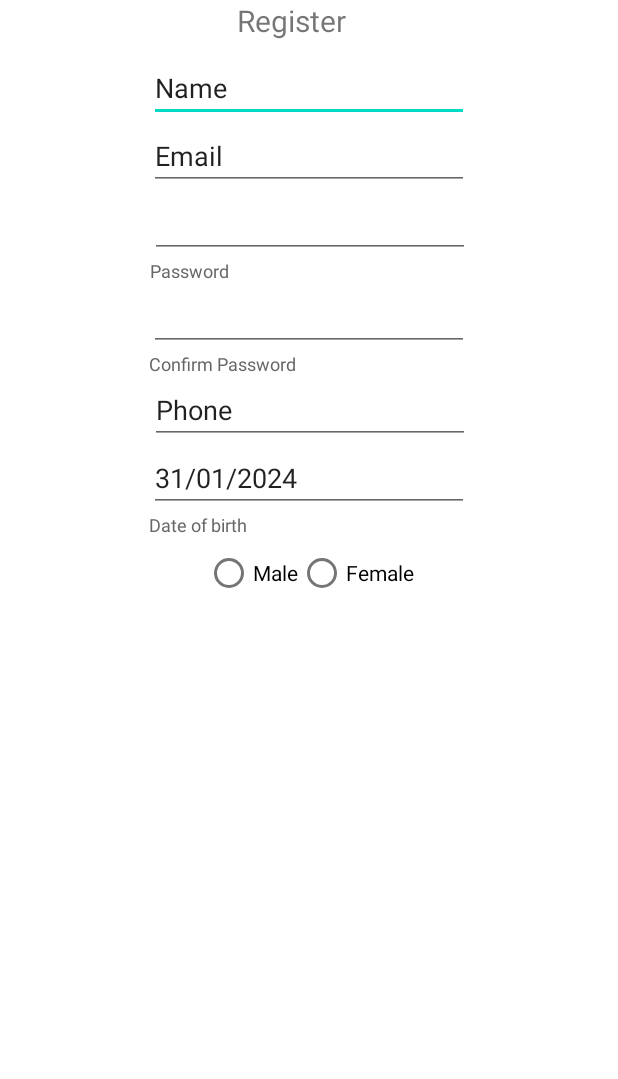
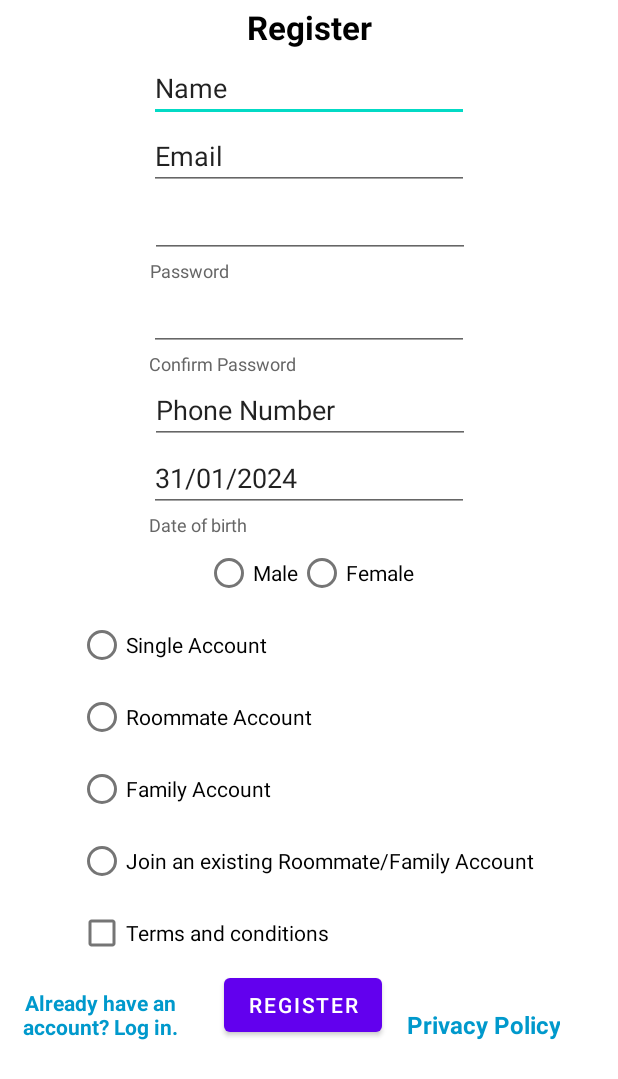
Before and after one commit to palauzov/Grocery-Notifier-App, an Android app: the layout activity_register.xml on its own in the app's theme, with its tools: preview values and no code run, on a phone screen of 412 x 824 dp. Shown: the top 1079 px of the screen. Run offline under Robolectric (Android 15) with nearby library versions, the phone set to English and light mode, and no system bars.

Commit message:
Finished the register window

```diff
--- a/app/src/main/res/layout/activity_register.xml
+++ b/app/src/main/res/layout/activity_register.xml
@@ -11,7 +11,10 @@
         android:layout_width="96dp"
         android:layout_height="36dp"
         android:text="Register"
-        android:textSize="20sp"
+        android:textSize="22sp"
+        android:gravity="center"
+        android:textStyle="bold"
+        android:textColor="@color/black"
         app:layout_constraintEnd_toEndOf="parent"
         app:layout_constraintStart_toStartOf="parent"
         app:layout_constraintTop_toTopOf="parent" />
@@ -21,8 +24,8 @@
         android:layout_width="wrap_content"
         android:layout_height="wrap_content"
         android:ems="10"
+        android:inputType="textEmailAddress"
         android:text="Name"
-        android:inputType="textEmailAddress"
         app:layout_constraintEnd_toEndOf="parent"
         app:layout_constraintStart_toStartOf="parent"
         app:layout_constraintTop_toBottomOf="@+id/textView" />
@@ -32,8 +35,8 @@
         android:layout_width="wrap_content"
         android:layout_height="wrap_content"
         android:ems="10"
+        android:inputType="textEmailAddress"
         android:text="Email"
-        android:inputType="textEmailAddress"
         app:layout_constraintEnd_toEndOf="parent"
         app:layout_constraintStart_toStartOf="parent"
         app:layout_constraintTop_toBottomOf="@+id/editTextTextEmailAddress" />
@@ -68,6 +71,7 @@
         app:layout_constraintEnd_toEndOf="parent"
         app:layout_constraintStart_toStartOf="parent"
         app:layout_constraintTop_toBottomOf="@+id/passwordHint" />
+
     <TextView
         android:id="@+id/confirmPasswordHint"
         android:layout_width="wrap_content"
@@ -84,7 +88,7 @@
         android:layout_height="wrap_content"
         android:ems="10"
         android:inputType="phone"
-        android:text="Phone"
+        android:text="Phone Number"
         app:layout_constraintEnd_toEndOf="parent"
         app:layout_constraintHorizontal_bias="0.502"
         app:layout_constraintStart_toStartOf="parent"
@@ -95,8 +99,8 @@
         android:layout_width="wrap_content"
         android:layout_height="wrap_content"
         android:ems="10"
+        android:inputType="date"
         android:text="31/01/2024"
-        android:inputType="date"
         app:layout_constraintEnd_toEndOf="parent"
         app:layout_constraintStart_toStartOf="parent"
         app:layout_constraintTop_toBottomOf="@+id/editTextPhone" />
@@ -110,14 +114,15 @@
         android:textSize="12sp"
         app:layout_constraintStart_toStartOf="@+id/editTextDate"
         app:layout_constraintTop_toBottomOf="@+id/editTextDate" />
+
     <RadioGroup
         android:id="@+id/genderRadioGroup"
         android:layout_width="wrap_content"
         android:layout_height="wrap_content"
         android:orientation="horizontal"
-        app:layout_constraintTop_toBottomOf="@+id/textViewDate"
+        app:layout_constraintEnd_toEndOf="parent"
         app:layout_constraintStart_toStartOf="parent"
-        app:layout_constraintEnd_toEndOf="parent">
+        app:layout_constraintTop_toBottomOf="@+id/textViewDate">
 
         <RadioButton
             android:id="@+id/radioMale"
@@ -132,6 +137,99 @@
             android:text="Female" />
     </RadioGroup>
 
+    <RadioGroup
+        android:id="@+id/radioGroupAcc"
+        android:layout_width="wrap_content"
+        android:layout_height="wrap_content"
+        android:layout_marginStart="52dp"
+        android:orientation="vertical"
+        app:layout_constraintStart_toStartOf="parent"
+        app:layout_constraintTop_toBottomOf="@+id/genderRadioGroup">
+
+        <RadioButton
+            android:id="@+id/radioOptionSingleAcc"
+            android:layout_width="wrap_content"
+            android:layout_height="wrap_content"
+            android:text="Single Account"
+            app:layout_constraintEnd_toEndOf="parent"
+            app:layout_constraintStart_toStartOf="parent"
+            app:layout_constraintTop_toBottomOf="@+id/genderRadioGroup" />
+
+        <RadioButton
+            android:id="@+id/radioOptionRoommateAcc"
+            android:layout_width="wrap_content"
+            android:layout_height="wrap_content"
+            android:text="Roommate Account"
+            app:layout_constraintEnd_toEndOf="parent"
+            app:layout_constraintStart_toStartOf="parent"
+            app:layout_constraintTop_toBottomOf="@+id/radioOptionSingleAcc" />
+
+        <RadioButton
+            android:id="@+id/radioOptionFamilyAcc"
+            android:layout_width="wrap_content"
+            android:layout_height="wrap_content"
+            android:text="Family Account"
+            app:layout_constraintEnd_toEndOf="parent"
+            app:layout_constraintStart_toStartOf="parent"
+            app:layout_constraintTop_toBottomOf="@+id/radioOptionRoommateAcc" />
+
+        <RadioButton
+            android:id="@+id/radioOptionJoinFamilyAccount"
+            android:layout_width="wrap_content"
+            android:layout_height="wrap_content"
+            android:text="Join an existing Roommate/Family Account"
+            app:layout_constraintEnd_toEndOf="parent"
+            app:layout_constraintStart_toStartOf="parent"
+            app:layout_constraintTop_toBottomOf="@+id/radioOptionFamilyAcc" />
+    </RadioGroup>
+
+    <TextView
+        android:id="@+id/textViewTerms"
+        android:layout_width="110dp"
+        android:layout_height="0dp"
+        android:layout_marginEnd="16dp"
+        android:clickable="true"
+        android:focusable="true"
+        android:text="Already have an account? Log in."
+        android:gravity="center"
+        android:textStyle="bold"
+        android:textColor="@android:color/holo_blue_dark"
+        android:textSize="14sp"
+        app:layout_constraintBottom_toBottomOf="@+id/buttonRegister"
+        app:layout_constraintEnd_toStartOf="@+id/buttonRegister"
+        app:layout_constraintStart_toStartOf="parent" />
+
+    <Button
+        android:id="@+id/buttonRegister"
+        android:layout_width="wrap_content"
+        android:layout_height="wrap_content"
+        android:text="Register"
+        app:layout_constraintEnd_toEndOf="parent"
+        app:layout_constraintHorizontal_bias="0.487"
+        app:layout_constraintStart_toStartOf="parent"
+        app:layout_constraintTop_toBottomOf="@+id/checkBoxTermsAndCond" />
+
+    <CheckBox
+        android:id="@+id/checkBoxTermsAndCond"
+        android:layout_width="wrap_content"
+        android:layout_height="wrap_content"
+        android:text="Terms and conditions"
+        app:layout_constraintStart_toStartOf="@+id/radioGroupAcc"
+        app:layout_constraintTop_toBottomOf="@+id/radioGroupAcc" />
+    <TextView
+        android:id="@+id/textViewLink"
+        android:layout_width="wrap_content"
+        android:layout_height="wrap_content"
+        android:text="Privacy Policy"
+        android:gravity="center"
+        android:textStyle="bold"
+        android:textColor="@android:color/holo_blue_dark"
+        android:textSize="16sp"
+        android:clickable="true"
+        android:focusable="true"
+        app:layout_constraintStart_toEndOf="@+id/buttonRegister"
+        app:layout_constraintBottom_toBottomOf="@+id/buttonRegister"
+        android:layout_marginStart="16dp" />
 
 
 </androidx.constraintlayout.widget.ConstraintLayout>
```
